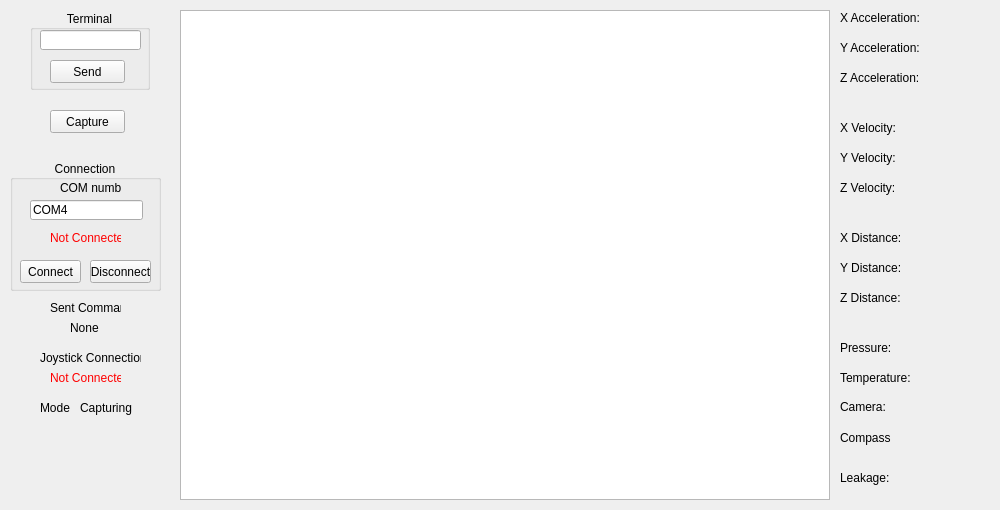
Above: ROV15/mainwindow.ui from youssefMagdy29/ROV-15 before the change. Below: the same form after it.
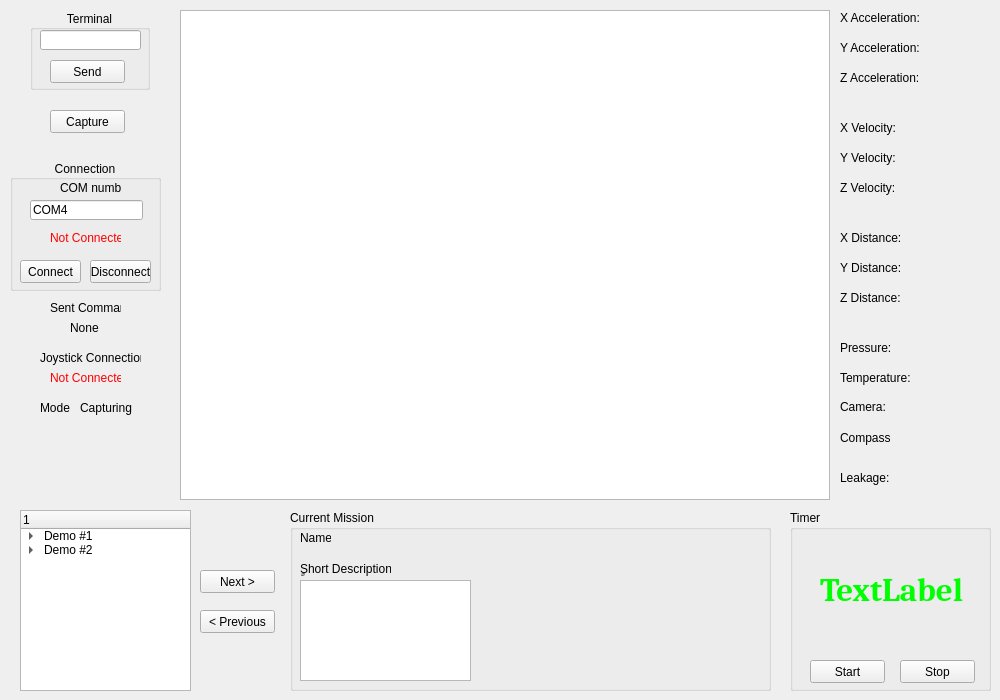
That is the form after the change. Custom widgets are drawn as their Qt base class.

Commit message: initial view of missions

```diff
--- a/ROV15/mainwindow.ui
+++ b/ROV15/mainwindow.ui
@@ -7,7 +7,7 @@
     <x>0</x>
     <y>0</y>
     <width>1000</width>
-    <height>510</height>
+    <height>700</height>
    </rect>
   </property>
   <property name="minimumSize">
@@ -19,7 +19,7 @@
   <property name="maximumSize">
    <size>
     <width>1000</width>
-    <height>510</height>
+    <height>1000</height>
    </size>
   </property>
   <property name="windowTitle">
@@ -629,9 +629,232 @@
      <string/>
     </property>
    </widget>
+   <widget class="QTreeWidget" name="treeWidget">
+    <property name="geometry">
+     <rect>
+      <x>20</x>
+      <y>510</y>
+      <width>171</width>
+      <height>181</height>
+     </rect>
+    </property>
+    <column>
+     <property name="text">
+      <string>1</string>
+     </property>
+    </column>
+    <item>
+     <property name="text">
+      <string>Demo #1</string>
+     </property>
+     <item>
+      <property name="text">
+       <string>Mission 1</string>
+      </property>
+     </item>
+     <item>
+      <property name="text">
+       <string>Mission 2</string>
+      </property>
+     </item>
+    </item>
+    <item>
+     <property name="text">
+      <string>Demo #2</string>
+     </property>
+     <item>
+      <property name="text">
+       <string>Mission 1</string>
+      </property>
+     </item>
+     <item>
+      <property name="text">
+       <string>Mission 2</string>
+      </property>
+     </item>
+    </item>
+   </widget>
+   <widget class="QGroupBox" name="groupBox_3">
+    <property name="geometry">
+     <rect>
+      <x>290</x>
+      <y>510</y>
+      <width>481</width>
+      <height>181</height>
+     </rect>
+    </property>
+    <property name="title">
+     <string>Current Mission</string>
+    </property>
+    <widget class="QLabel" name="label_16">
+     <property name="geometry">
+      <rect>
+       <x>10</x>
+       <y>20</y>
+       <width>31</width>
+       <height>16</height>
+      </rect>
+     </property>
+     <property name="text">
+      <string>Name:</string>
+     </property>
+    </widget>
+    <widget class="QLabel" name="valueMissionName">
+     <property name="geometry">
+      <rect>
+       <x>60</x>
+       <y>30</y>
+       <width>81</width>
+       <height>16</height>
+      </rect>
+     </property>
+     <property name="text">
+      <string/>
+     </property>
+    </widget>
+    <widget class="QLabel" name="label_18">
+     <property name="geometry">
+      <rect>
+       <x>10</x>
+       <y>50</y>
+       <width>91</width>
+       <height>16</height>
+      </rect>
+     </property>
+     <property name="text">
+      <string>ٍShort Description:</string>
+     </property>
+    </widget>
+    <widget class="QTextEdit" name="textEdit">
+     <property name="geometry">
+      <rect>
+       <x>10</x>
+       <y>70</y>
+       <width>171</width>
+       <height>101</height>
+      </rect>
+     </property>
+     <property name="html">
+      <string>&lt;!DOCTYPE HTML PUBLIC &quot;-//W3C//DTD HTML 4.0//EN&quot; &quot;http://www.w3.org/TR/REC-html40/strict.dtd&quot;&gt;
+&lt;html&gt;&lt;head&gt;&lt;meta name=&quot;qrichtext&quot; content=&quot;1&quot; /&gt;&lt;style type=&quot;text/css&quot;&gt;
+p, li { white-space: pre-wrap; }
+&lt;/style&gt;&lt;/head&gt;&lt;body style=&quot; font-family:'MS Shell Dlg 2'; font-size:8.25pt; font-weight:400; font-style:normal;&quot;&gt;
+&lt;p style=&quot;-qt-paragraph-type:empty; margin-top:0px; margin-bottom:0px; margin-left:0px; margin-right:0px; -qt-block-indent:0; text-indent:0px;&quot;&gt;&lt;br /&gt;&lt;/p&gt;&lt;/body&gt;&lt;/html&gt;</string>
+     </property>
+    </widget>
+    <widget class="ResizableLabel" name="imageMission">
+     <property name="geometry">
+      <rect>
+       <x>200</x>
+       <y>20</y>
+       <width>271</width>
+       <height>151</height>
+      </rect>
+     </property>
+     <property name="text">
+      <string/>
+     </property>
+    </widget>
+   </widget>
+   <widget class="QPushButton" name="pushButton">
+    <property name="geometry">
+     <rect>
+      <x>200</x>
+      <y>570</y>
+      <width>75</width>
+      <height>23</height>
+     </rect>
+    </property>
+    <property name="text">
+     <string>Next &gt;</string>
+    </property>
+   </widget>
+   <widget class="QPushButton" name="pushButton_2">
+    <property name="geometry">
+     <rect>
+      <x>200</x>
+      <y>610</y>
+      <width>75</width>
+      <height>23</height>
+     </rect>
+    </property>
+    <property name="text">
+     <string>&lt; Previous</string>
+    </property>
+   </widget>
+   <widget class="QGroupBox" name="groupBox_4">
+    <property name="geometry">
+     <rect>
+      <x>790</x>
+      <y>510</y>
+      <width>201</width>
+      <height>181</height>
+     </rect>
+    </property>
+    <property name="title">
+     <string>Timer</string>
+    </property>
+    <widget class="QPushButton" name="pushButton_3">
+     <property name="geometry">
+      <rect>
+       <x>20</x>
+       <y>150</y>
+       <width>75</width>
+       <height>23</height>
+      </rect>
+     </property>
+     <property name="text">
+      <string>Start</string>
+     </property>
+    </widget>
+    <widget class="QPushButton" name="pushButton_4">
+     <property name="geometry">
+      <rect>
+       <x>110</x>
+       <y>150</y>
+       <width>75</width>
+       <height>23</height>
+      </rect>
+     </property>
+     <property name="text">
+      <string>Stop</string>
+     </property>
+    </widget>
+    <widget class="QLabel" name="label_17">
+     <property name="geometry">
+      <rect>
+       <x>30</x>
+       <y>60</y>
+       <width>151</width>
+       <height>41</height>
+      </rect>
+     </property>
+     <property name="font">
+      <font>
+       <family>Cambria</family>
+       <pointsize>25</pointsize>
+       <weight>75</weight>
+       <bold>true</bold>
+      </font>
+     </property>
+     <property name="styleSheet">
+      <string notr="true">color: rgb(0, 255, 0)</string>
+     </property>
+     <property name="text">
+      <string>TextLabel</string>
+     </property>
+    </widget>
+   </widget>
   </widget>
  </widget>
  <layoutdefault spacing="6" margin="11"/>
+ <customwidgets>
+  <customwidget>
+   <class>ResizableLabel</class>
+   <extends>QLabel</extends>
+   <header location="global">resizablelabel.h</header>
+  </customwidget>
+ </customwidgets>
  <resources/>
  <connections/>
 </ui>
```
